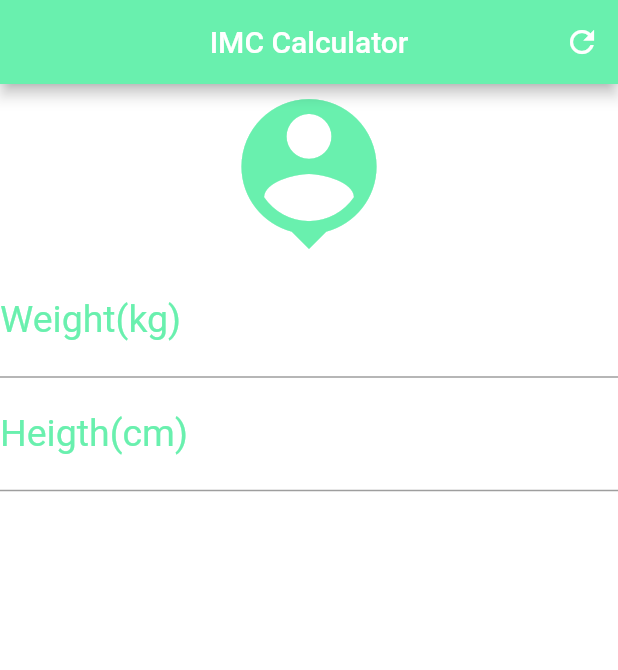
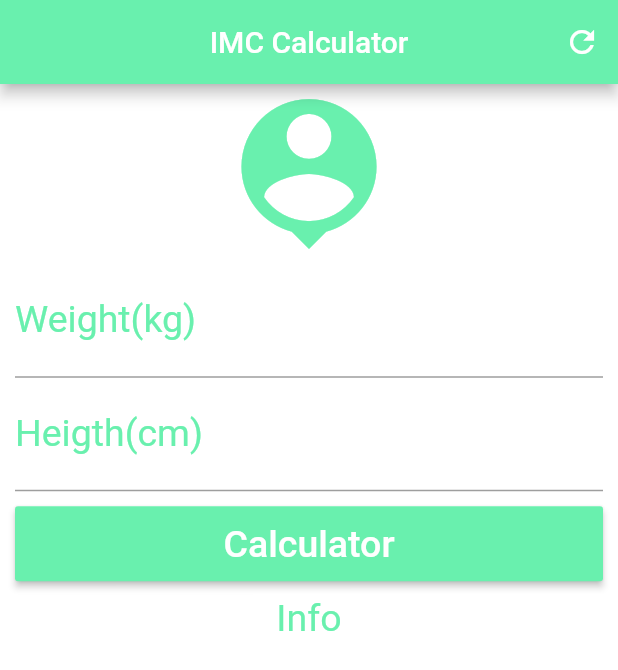
Before and after one commit to jonathanoliveira9/imc_flutter, a Flutter app: the screen it shows after launch, on a phone screen of 412 x 824 dp. Shown: the top 670 px of the screen. Run offline on Flutter 3.47's test engine with Material 2 defaults, Android fonts, the phone set to English and light mode, and no system bars.

Commit message:
ScrollView and RaisedButton

```diff
--- a/lib/main.dart
+++ b/lib/main.dart
@@ -26,7 +26,9 @@ class _HomeState extends State<Home> {
       ),
 
       backgroundColor: Colors.white,
-      body: Column(
+      body: SingleChildScrollView(
+        padding: EdgeInsets.fromLTRB(10.0, 0.0, 10.0, 0.0),
+        child: Column(
           crossAxisAlignment: CrossAxisAlignment.stretch,
           children: <Widget>[
             Icon(Icons.person_pin, size: 120.0, color: Colors.greenAccent),
@@ -45,8 +47,23 @@ class _HomeState extends State<Home> {
               ),
               textAlign: TextAlign.center,
               style: TextStyle(color: Colors.greenAccent, fontSize: 25.0),
+            ),
+          Padding(
+              padding: EdgeInsets.only(top: 10.0, bottom: 10.0),
+            child: Container(
+                height: 50.0,
+                child: RaisedButton(
+                  onPressed: () {},
+                  child: Text('Calculator', style: TextStyle(color: Colors.white, fontSize: 25.0),),
+                  color: Colors.greenAccent,
+                ),
               )
+          ),
+            Text('Info',
+              textAlign: TextAlign.center,
+              style: TextStyle(color: Colors.greenAccent, fontSize: 25.0),)
           ],
+        ),
       ),
     );
   }
```
Lines whose indentation alone changed are shown as unchanged.
